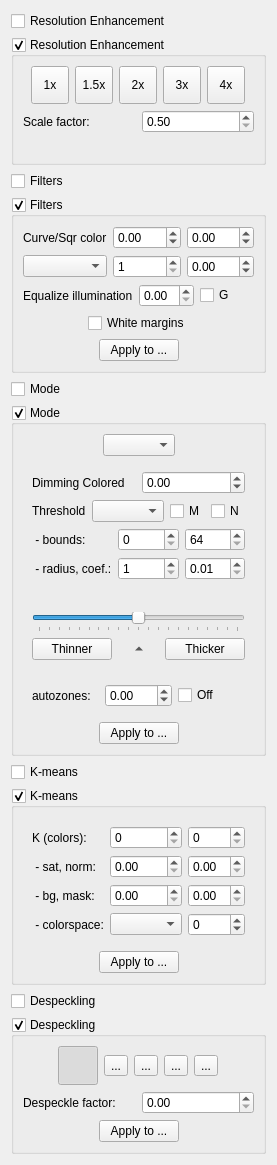
Above: src/stages/output/ui/OutputOptionsWidget.ui from ImageProcessing-ElectronicPublications/scantailor-experimental before the change. Below: the same form after it.
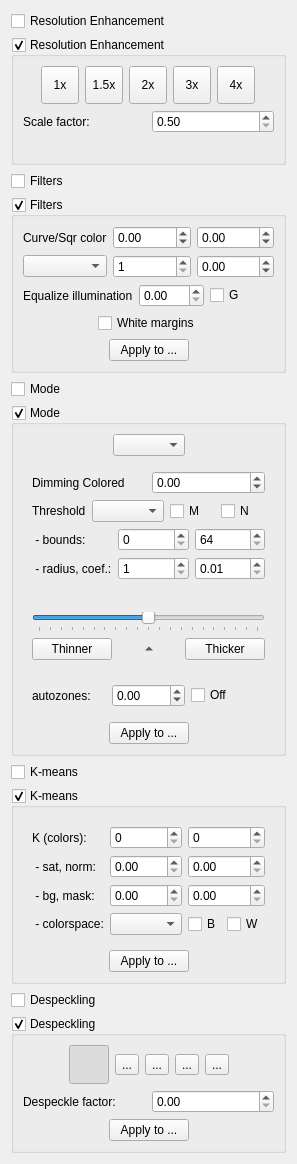
That is the form after the change. Icons and pictures are not drawn.

Commit message: 1.2024.09.14: research: k-means: find Black and White

Diff of the .ui file:
```diff
--- a/src/stages/output/ui/OutputOptionsWidget.ui
+++ b/src/stages/output/ui/OutputOptionsWidget.ui
@@ -1038,17 +1038,28 @@
             </widget>
            </item>
            <item row="3" column="2">
-            <widget class="QSpinBox" name="kmeansMorphology">
+            <layout class="QHBoxLayout" name="kmeansFindLayout">
+             <item>
+              <widget class="QCheckBox" name="kmeansFindBlackCB">
+               <property name="text">
+                <string>B</string>
+               </property>
              <property name="toolTip">
-              <string>Morphology of K-means.</string>
-             </property>
-             <property name="minimum">
-              <number>-16</number>
-             </property>
-             <property name="maximum">
-              <number>16</number>
-             </property>
-            </widget>
+                <string>Find Black.</string>
+               </property>
+              </widget>
+             </item>
+             <item>
+              <widget class="QCheckBox" name="kmeansFindWhiteCB">
+               <property name="text">
+                <string>W</string>
+               </property>
+               <property name="toolTip">
+                <string>Find White.</string>
+               </property>
+              </widget>
+             </item>
+            </layout>
            </item>
           </layout>
          </item>
```
Lines whose indentation alone changed are shown as unchanged. The commit also changes 27 other files.
